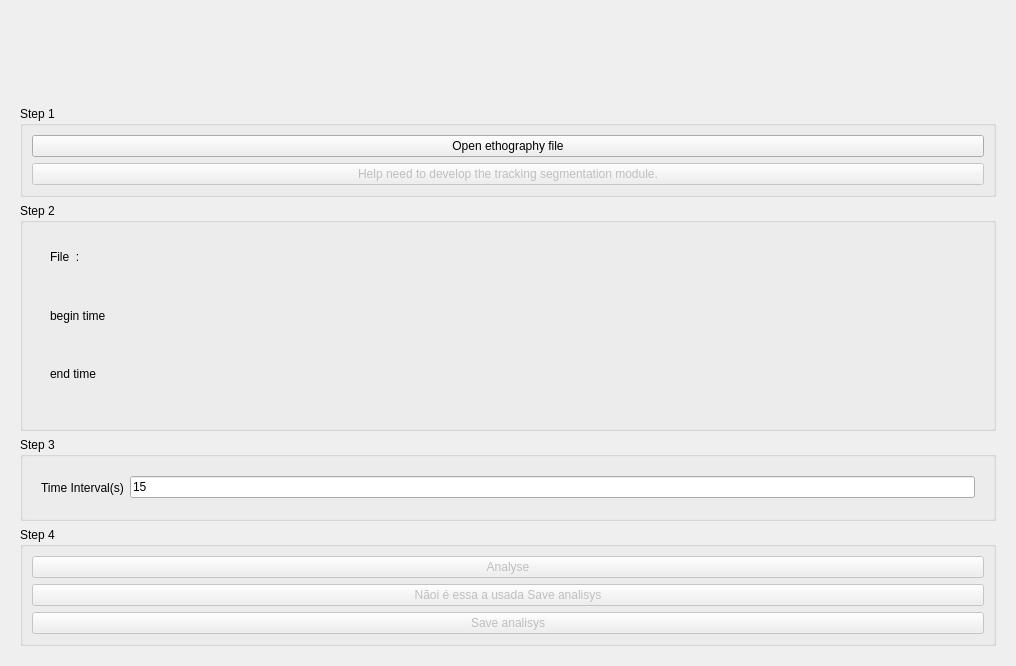
Above: src/telasegementacao.ui from EthoWatcher/ethowatcher before the change. Below: the same form after it.
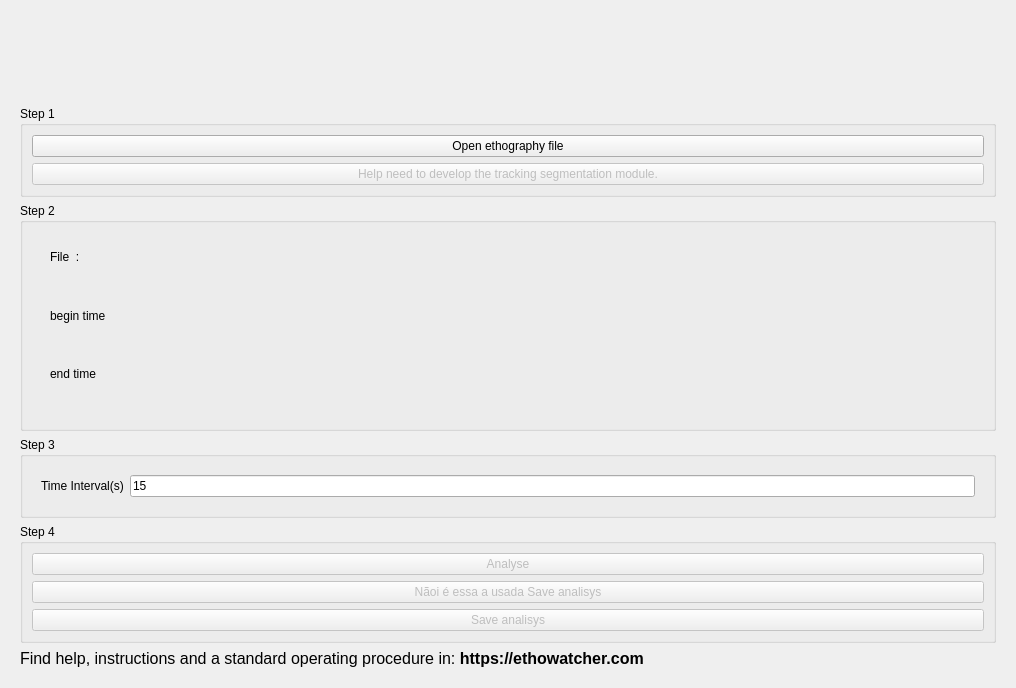
That is the form after the change. Icons and pictures are not drawn.

Commit message: Adding Cohen's kappa and accessory measures ui

Diff of the .ui file:
```diff
--- a/src/telasegementacao.ui
+++ b/src/telasegementacao.ui
@@ -516,6 +516,13 @@
          </layout>
         </widget>
        </item>
+       <item>
+        <widget class="QLabel" name="label_7">
+         <property name="text">
+          <string>&lt;html&gt;&lt;head/&gt;&lt;body&gt;&lt;p&gt;&lt;span style=&quot; font-family:'Calibri'; font-size:12pt; color:#000000;&quot;&gt;Find help, instructions and a standard operating procedure in&lt;/span&gt;&lt;span style=&quot; font-size:12pt;&quot;&gt;: &lt;/span&gt;&lt;span style=&quot; font-size:12pt; font-weight:600;&quot;&gt;https://ethowatcher.com&lt;/span&gt;&lt;/p&gt;&lt;/body&gt;&lt;/html&gt;</string>
+         </property>
+        </widget>
+       </item>
       </layout>
      </widget>
     </widget>
```
The commit also changes 4 other files.
